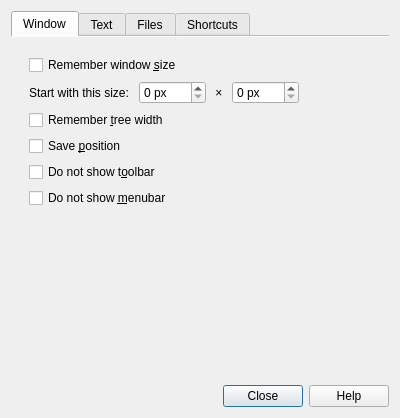
Before: the Qt Designer form feathernotes/prefDialog.ui in Szybet/FeatherNotes-inkbox, drawn with Qt 5.
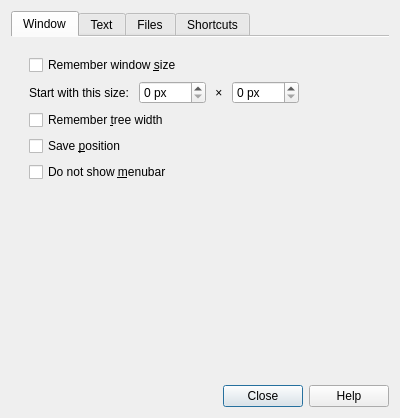
After: the same form once the commit is applied.

```diff
--- a/feathernotes/prefDialog.ui
+++ b/feathernotes/prefDialog.ui
@@ -124,13 +124,6 @@
             </property>
            </widget>
           </item>
-          <item>
-           <widget class="QCheckBox" name="noToolbar">
-            <property name="text">
-             <string>Do not show t&amp;oolbar</string>
-            </property>
-           </widget>
-          </item>
           <item>
            <widget class="QCheckBox" name="noMenubar">
             <property name="toolTip">
```
